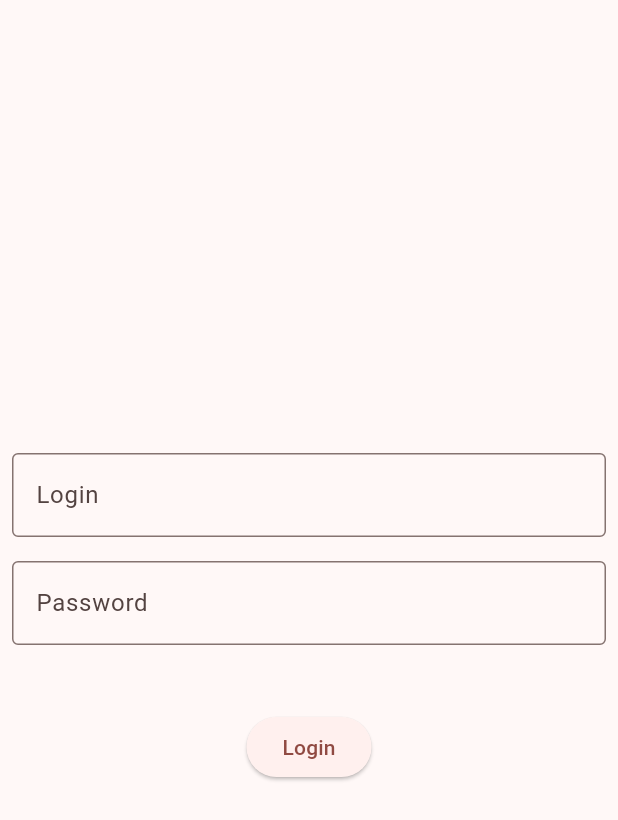
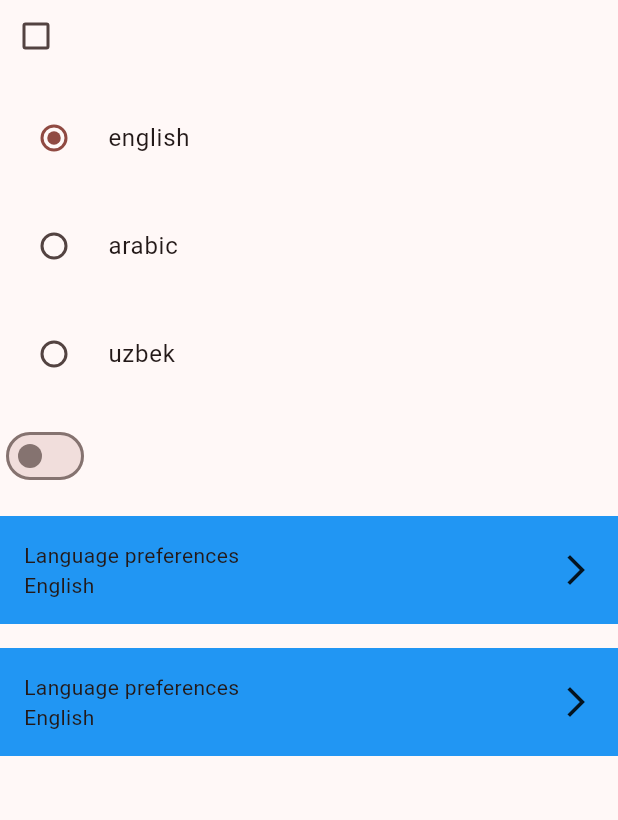
Before and after one commit to javokhirakramjonov/learn_flutter_widgets, a Flutter app: the screen it shows after launch, on a phone screen of 412 x 824 dp. Shown: the top 820 px of the screen. Run offline on Flutter 3.47's test engine with Material 3 defaults, Android fonts, the phone set to English and light mode, and no system bars.

Commit message:
Added CheckBox, Switch, Radio etc

```diff
--- a/analysis_options.yaml
+++ b/analysis_options.yaml
@@ -23,6 +23,7 @@ linter:
   rules:
     # avoid_print: false  # Uncomment to disable the `avoid_print` rule
     # prefer_single_quotes: true  # Uncomment to enable the `prefer_single_quotes` rule
+    - prefer-trailing-comma
 
 # Additional information about this file can be found at
 # https://dart.dev/guides/language/analysis-options
--- a/lib/main.dart
+++ b/lib/main.dart
@@ -1,5 +1,5 @@
 import 'package:flutter/material.dart';
-import 'package:learn_widgets/part3/form.dart';
+import 'package:learn_widgets/part3/part_3.dart';
 
 void main() {
   runApp(MyApp());
@@ -15,7 +15,7 @@ class MyApp extends StatelessWidget {
       theme: ThemeData(
         colorScheme: ColorScheme.fromSeed(seedColor: Colors.red),
       ),
-      home: LoginForm(),
+      home: Part3(),
     );
   }
 }
--- a/lib/part1/part_1.dart
+++ b/lib/part1/part_1.dart
@@ -60,7 +60,7 @@ class LearnWidgetsPart1 extends StatelessWidget {
                   fontStyle: FontStyle.italic,
                 ),
               ),
-              interestingWidget()
+              interestingWidget(),
             ],
           ),
         ),
--- /dev/null
+++ b/lib/part3/part_3.dart
@@ -0,0 +1,132 @@
+import 'package:flutter/material.dart';
+
+class Part3 extends StatefulWidget {
+  const Part3({super.key});
+
+  @override
+  State<Part3> createState() => _Part3State();
+}
+
+class _Part3State extends State<Part3> {
+  bool checkBoxValue = false;
+  Language language = Language.english;
+  bool switchValue = false;
+
+  @override
+  void initState() {
+    super.initState();
+  }
+
+  @override
+  Widget build(BuildContext context) {
+    return Scaffold(
+      body: SafeArea(
+        child: Column(
+          spacing: 16,
+          crossAxisAlignment: CrossAxisAlignment.start,
+          children: [
+            Checkbox(
+              activeColor: Colors.blue,
+              value: checkBoxValue,
+              onChanged: (value) {
+                setState(
+                  () {
+                    setState(() {
+                      checkBoxValue = value ?? false;
+                    });
+                  },
+                );
+              },
+            ),
+            ...Language.values.map((e) => RadioListTile(
+                  value: e,
+                  groupValue: language,
+                  onChanged: (value) {
+                    setState(() {
+                      language = value ?? Language.english;
+                    });
+                  },
+                  title: Text(e.name),
+                )),
+            Switch(
+                value: switchValue,
+                onChanged: (value) {
+                  setState(() {
+                    switchValue = value;
+                  });
+                }),
+            GestureDetector(
+              onTap: () {
+                setState(() {
+                  switchValue = !switchValue;
+                });
+              },
+              child: Container(
+                  padding: EdgeInsets.all(16),
+                  color: Colors.blue,
+                  child: Row(
+                    children: [
+                      Column(
+                        crossAxisAlignment: CrossAxisAlignment.start,
+                        mainAxisSize: MainAxisSize.min,
+                        children: [
+                          Text("Language preferences"),
+                          Text("English")
+                        ],
+                      ),
+                      Spacer(),
+                      Icon(Icons.arrow_forward_ios)
+                    ],
+                  )),
+            ),
+            Material(
+              color: Colors.blue,
+              child: InkWell(
+                onTap: () {
+                  ScaffoldMessenger.of(context).showSnackBar(SnackBar(
+                    duration: Duration(milliseconds: 5000),
+                    content: Row(
+                      children: [
+                        Text("Switch has been changed"),
+                        Spacer(),
+                        IconButton(
+                          onPressed: () {
+                            ScaffoldMessenger.of(context).hideCurrentSnackBar();
+                          },
+                          icon: Icon(Icons.close, color: Colors.white),
+                        )
+                      ],
+                    ),
+                    backgroundColor: Colors.blue,
+                  ));
+
+                  setState(() {
+                    switchValue = !switchValue;
+                  });
+                },
+                child: Padding(
+                    padding: EdgeInsets.all(16),
+                    child: Row(
+                      children: [
+                        Column(
+                          crossAxisAlignment: CrossAxisAlignment.start,
+                          mainAxisSize: MainAxisSize.min,
+                          children: [
+                            Text("Language preferences"),
+                            Text("English")
+                          ],
+                        ),
+                        Spacer(),
+                        Icon(Icons.arrow_forward_ios)
+                      ],
+                    )),
+              ),
+            )
+          ],
+        ),
+      ),
+    );
+  }
+}
+
+enum Language { english, arabic, uzbek }
--- a/pubspec.yaml
+++ b/pubspec.yaml
@@ -19,7 +19,7 @@ publish_to: 'none' # Remove this line if you wish to publish to pub.dev
 version: 1.0.0+1
 
 environment:
-  sdk: ^3.7.0
+  sdk: ">=3.6.0 <4.0.0"
 
 # Dependencies specify other packages that your package needs in order to work.
 # To automatically upgrade your package dependencies to the latest versions
```
Also changed, not shown: lib/part1/interesting_widget.dart (+4 -15 lines), lib/part2/part_2.dart (+5 -7 lines), lib/part2/practice.dart (+11 -12 lines), lib/part3/form.dart (+6 -6 lines), lib/generated/assets.dart, pubspec.lock, 1 other file.
